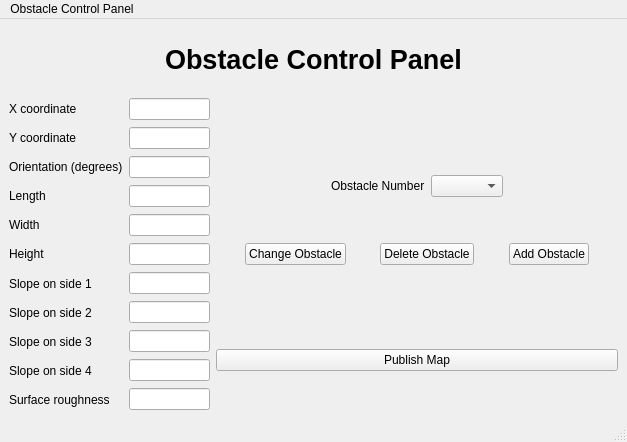
Qt form rand_grid_map_gen/forms/control_panel.ui (MRSD-Project-GHAR/ha_planner) before a commit.
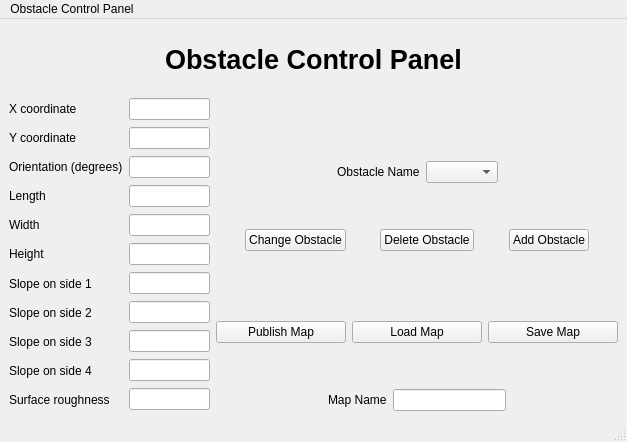
The same form after that commit.

```diff
--- a/rand_grid_map_gen/forms/control_panel.ui
+++ b/rand_grid_map_gen/forms/control_panel.ui
@@ -181,7 +181,7 @@
          </layout>
         </item>
         <item>
-         <layout class="QVBoxLayout" name="verticalLayout_7" stretch="10,1,0,1,10,0,0">
+         <layout class="QVBoxLayout" name="verticalLayout_7" stretch="10,1,0,1,10,0,0,0">
           <item>
            <spacer name="verticalSpacer">
             <property name="orientation">
@@ -213,7 +213,7 @@
             <item>
              <widget class="QLabel" name="label_4">
               <property name="text">
-               <string>Obstacle Number</string>
+               <string>Obstacle Name</string>
               </property>
              </widget>
             </item>
@@ -339,11 +339,29 @@
            </spacer>
           </item>
           <item>
-           <widget class="QPushButton" name="publish_map_button">
-            <property name="text">
-             <string>Publish Map</string>
-            </property>
-           </widget>
+           <layout class="QHBoxLayout" name="horizontalLayout_5">
+            <item>
+             <widget class="QPushButton" name="publish_map_button">
+              <property name="text">
+               <string>Publish Map</string>
+              </property>
+             </widget>
+            </item>
+            <item>
+             <widget class="QPushButton" name="load_map_button">
+              <property name="text">
+               <string>Load Map</string>
+              </property>
+             </widget>
+            </item>
+            <item>
+             <widget class="QPushButton" name="save_map_button">
+              <property name="text">
+               <string>Save Map</string>
+              </property>
+             </widget>
+            </item>
+           </layout>
           </item>
           <item>
            <spacer name="verticalSpacer_4">
@@ -358,6 +376,46 @@
             </property>
            </spacer>
           </item>
+          <item>
+           <layout class="QHBoxLayout" name="horizontalLayout_7">
+            <item>
+             <spacer name="horizontalSpacer_9">
+              <property name="orientation">
+               <enum>Qt::Horizontal</enum>
+              </property>
+              <property name="sizeHint" stdset="0">
+               <size>
+                <width>40</width>
+                <height>20</height>
+               </size>
+              </property>
+             </spacer>
+            </item>
+            <item>
+             <widget class="QLabel" name="label_14">
+              <property name="text">
+               <string>Map Name</string>
+              </property>
+             </widget>
+            </item>
+            <item>
+             <widget class="QLineEdit" name="map_name_textbox"/>
+            </item>
+            <item>
+             <spacer name="horizontalSpacer_10">
+              <property name="orientation">
+               <enum>Qt::Horizontal</enum>
+              </property>
+              <property name="sizeHint" stdset="0">
+               <size>
+                <width>40</width>
+                <height>20</height>
+               </size>
+              </property>
+             </spacer>
+            </item>
+           </layout>
+          </item>
          </layout>
         </item>
        </layout>
```
